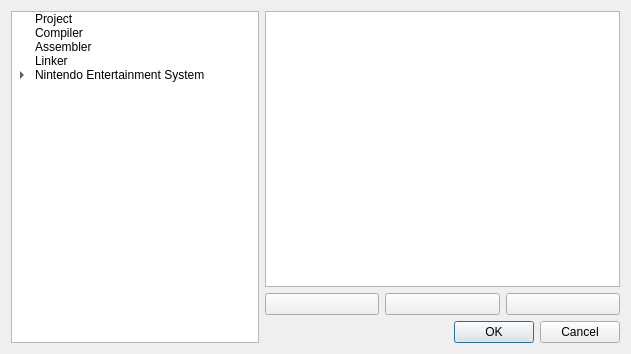
Before: the Qt Designer form designers/projectpropertiesdialog.ui in christopherpow/nesicide, drawn with Qt 5.
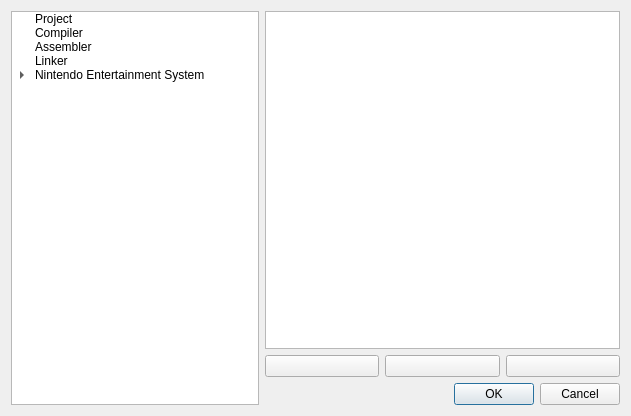
After: the same form once the commit is applied. The open tabs and pages were chosen to show the change. Icons and pictures are not drawn.

```diff
--- a/designers/projectpropertiesdialog.ui
+++ b/designers/projectpropertiesdialog.ui
@@ -10,7 +10,7 @@
     <x>0</x>
     <y>0</y>
     <width>631</width>
-    <height>336</height>
+    <height>416</height>
    </rect>
   </property>
   <property name="windowTitle">
```
Left out of the diff: 2 changed lines with no effect on the pictures.
